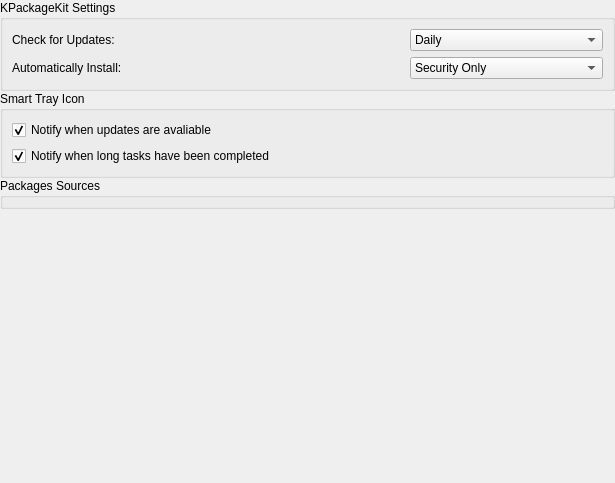
The window that gui/Settings/PkSettings.ui (freedesktop-unofficial-mirror/packagekit__PackageKit-Qt) describes before a commit, drawn with Qt 5.
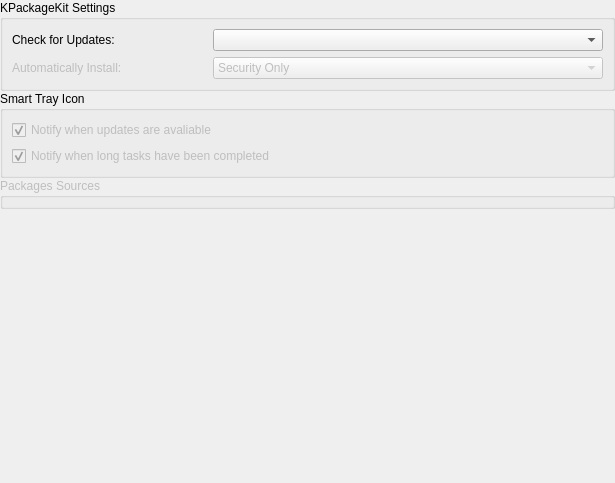
The same window after the commit. Custom widgets are drawn as their Qt base class.

```diff
--- a/gui/Settings/PkSettings.ui
+++ b/gui/Settings/PkSettings.ui
@@ -32,47 +32,28 @@
         </property>
        </widget>
       </item>
-      <item row="0" column="2" >
-       <widget class="QComboBox" name="comboBox" >
+      <item row="0" column="1" colspan="2" >
+       <widget class="QComboBox" name="intervalCB" >
         <property name="currentIndex" >
-         <number>1</number>
+         <number>-1</number>
         </property>
-        <item>
-         <property name="text" >
-          <string>Hourly</string>
-         </property>
-        </item>
-        <item>
-         <property name="text" >
-          <string>Daily</string>
-         </property>
-        </item>
-        <item>
-         <property name="text" >
-          <string>Weekly</string>
-         </property>
-        </item>
-        <item>
-         <property name="text" >
-          <string>Monthly</string>
-         </property>
-        </item>
-        <item>
-         <property name="text" >
-          <string>Never</string>
-         </property>
-        </item>
        </widget>
       </item>
-      <item row="1" column="0" colspan="2" >
+      <item row="1" column="0" >
        <widget class="QLabel" name="label_3" >
+        <property name="enabled" >
+         <bool>false</bool>
+        </property>
         <property name="text" >
          <string>Automatically Install:</string>
         </property>
        </widget>
       </item>
-      <item row="1" column="2" >
-       <widget class="QComboBox" name="comboBox_2" >
+      <item row="1" column="1" colspan="2" >
+       <widget class="QComboBox" name="autoCB" >
+        <property name="enabled" >
+         <bool>false</bool>
+        </property>
         <item>
          <property name="text" >
           <string>Security Only</string>
@@ -101,6 +82,9 @@
      <layout class="QGridLayout" name="gridLayout_2" >
       <item row="0" column="0" >
        <widget class="QCheckBox" name="notifyUpdatesCB" >
+        <property name="enabled" >
+         <bool>false</bool>
+        </property>
         <property name="text" >
          <string>Notify when updates are avaliable</string>
         </property>
@@ -114,6 +98,9 @@
       </item>
       <item row="1" column="0" >
        <widget class="QCheckBox" name="notifyLongTasksCB" >
+        <property name="enabled" >
+         <bool>false</bool>
+        </property>
         <property name="text" >
          <string>Notify when long tasks have been completed</string>
         </property>
@@ -127,6 +114,9 @@
    </item>
    <item row="2" column="0" >
     <widget class="KEditListBox" name="keditlistbox" >
+     <property name="enabled" >
+      <bool>false</bool>
+     </property>
      <property name="title" >
       <string>Packages Sources</string>
      </property>
```
Left out of the diff: 2 changed lines with no effect on the pictures.
